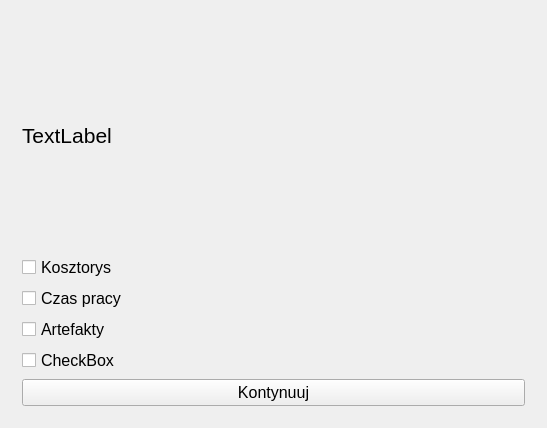
Above: project_managment/project_managment/raport_tworz_okno.ui from Sleyn2/IO_projectmanagement before the change. Below: the same form after it.
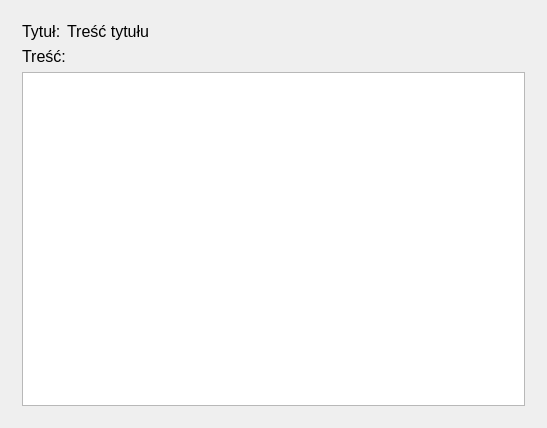
That is the form after the change. The open tabs and pages were chosen to show the change.

Diff of the .ui file:
```diff
--- a/project_managment/project_managment/raport_tworz_okno.ui
+++ b/project_managment/project_managment/raport_tworz_okno.ui
@@ -24,76 +24,57 @@
        <item row="0" column="0">
         <layout class="QVBoxLayout" name="verticalLayout">
          <item>
+          <layout class="QHBoxLayout" name="horizontalLayout_3">
+           <item>
           <widget class="QLabel" name="label">
-           <property name="font">
-            <font>
-             <pointsize>16</pointsize>
-            </font>
-           </property>
-           <property name="text">
-            <string>TextLabel</string>
-           </property>
-          </widget>
-         </item>
-         <item>
-          <widget class="QCheckBox" name="checkBox">
+             <property name="sizePolicy">
+              <sizepolicy hsizetype="Fixed" vsizetype="Preferred">
+               <horstretch>0</horstretch>
+               <verstretch>0</verstretch>
+              </sizepolicy>
+             </property>
            <property name="font">
             <font>
              <pointsize>12</pointsize>
             </font>
            </property>
            <property name="text">
-            <string>Kosztorys</string>
+              <string>Tytuł:</string>
            </property>
           </widget>
          </item>
          <item>
-          <widget class="QCheckBox" name="checkBox_2">
+            <widget class="QLabel" name="labelTytul">
            <property name="font">
             <font>
              <pointsize>12</pointsize>
             </font>
            </property>
            <property name="text">
-            <string>Czas pracy</string>
+              <string>Treść tytułu</string>
            </property>
           </widget>
          </item>
-         <item>
-          <widget class="QCheckBox" name="checkBox_3">
-           <property name="font">
-            <font>
-             <pointsize>12</pointsize>
-            </font>
-           </property>
-           <property name="text">
-            <string>Artefakty</string>
-           </property>
-          </widget>
+          </layout>
          </item>
          <item>
-          <widget class="QCheckBox" name="checkBox_4">
+          <layout class="QVBoxLayout" name="verticalLayout_4">
+           <item>
+            <widget class="QLabel" name="label_5">
            <property name="font">
             <font>
              <pointsize>12</pointsize>
             </font>
            </property>
            <property name="text">
-            <string>CheckBox</string>
+              <string>Treść:</string>
            </property>
           </widget>
          </item>
          <item>
-          <widget class="QPushButton" name="pushButton">
-           <property name="font">
-            <font>
-             <pointsize>12</pointsize>
-            </font>
-           </property>
-           <property name="text">
-            <string>Kontynuuj</string>
-           </property>
-          </widget>
+            <widget class="QTextBrowser" name="textTresc"/>
+           </item>
+          </layout>
          </item>
         </layout>
        </item>
```
Left out of the diff: 7 changed lines with no effect on the pictures. Lines whose indentation alone changed are shown as unchanged.
